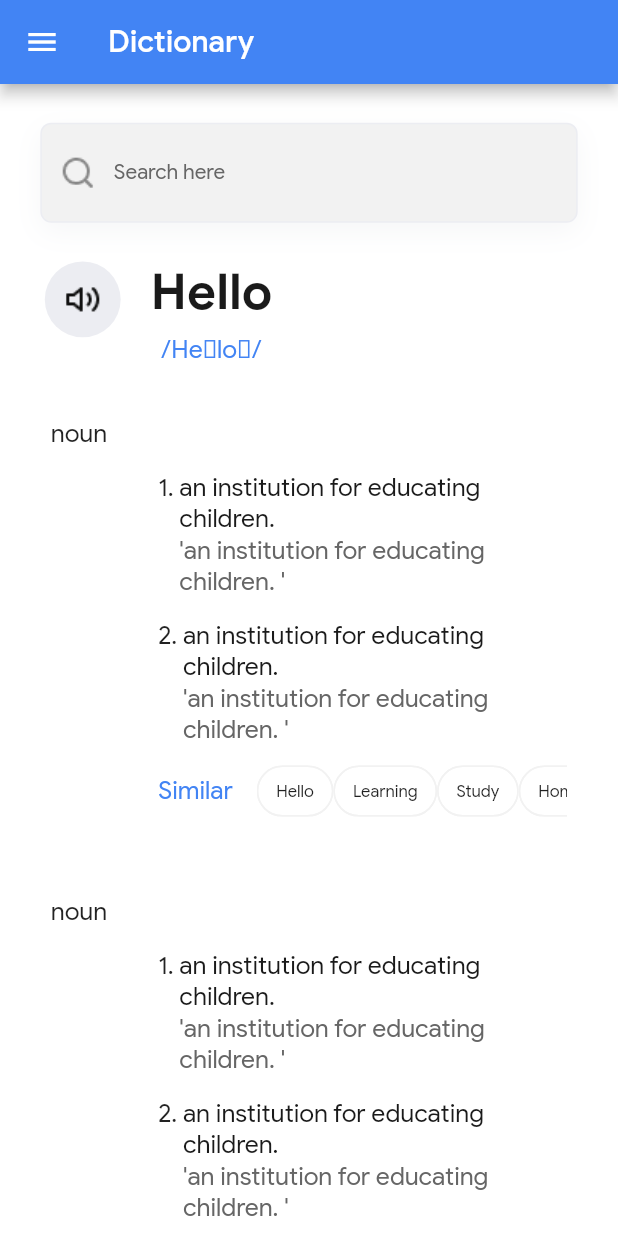
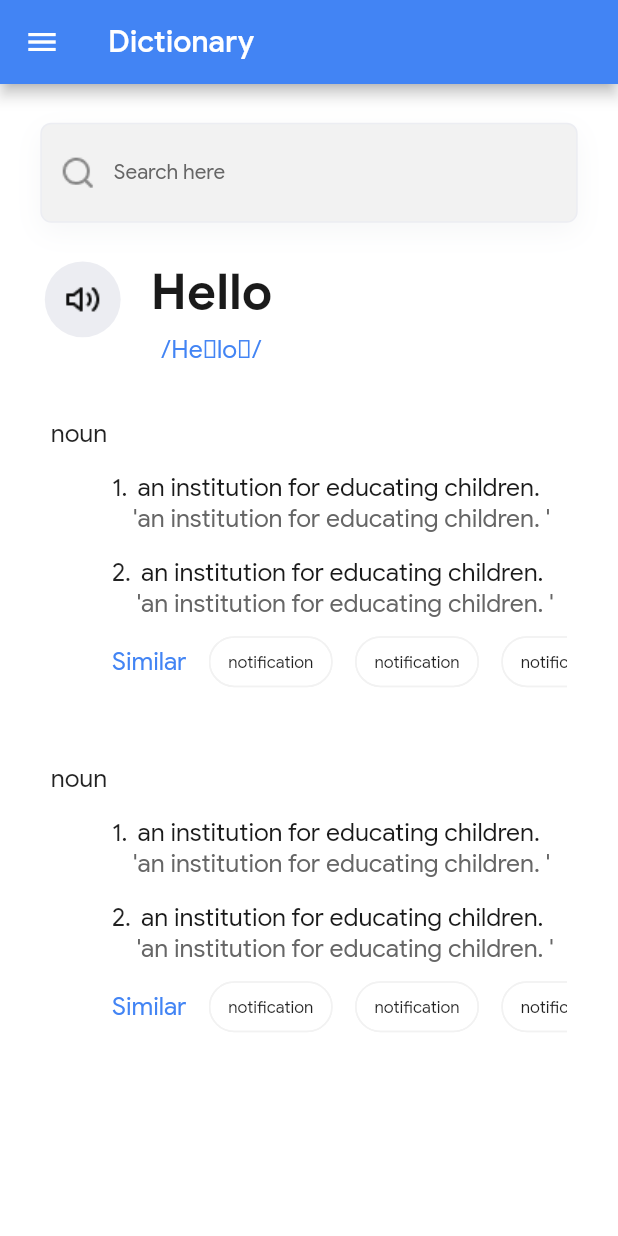
Before and after one commit to HungNM-Developer/Flutter-Study-Jam-Dictionary-App, a Flutter app: the DictionaryPage screen opened by its route, on a phone screen of 412 x 824 dp. Run offline on Flutter 3.47's test engine with Material 2 defaults, Android fonts, the light colour scheme and no system bars; our stand-ins replace flutter_screenutil.

Commit message:
clean code UI

```diff
--- a/lib/Page/Dictionary/dictionary_page.dart
+++ b/lib/Page/Dictionary/dictionary_page.dart
@@ -19,12 +19,12 @@ class _DictionaryPageState extends State<DictionaryPage> {
   Widget build(BuildContext context) {
     Size mediaQuery = MediaQuery.of(context).size;
     return Scaffold(
-      drawer: DrawerWidget(),
+      drawer: const DrawerWidget(),
       appBar: AppBar(
         backgroundColor: AppColors.primaryBuleColor,
         title: Text(
           'Dictionary',
-          style: TextStyle(color: Colors.white),
+          style: const TextStyle(color: Colors.white),
         ),
       ),
       backgroundColor: Colors.white,
@@ -47,8 +47,8 @@ class _DictionaryPageState extends State<DictionaryPage> {
               ),
               Padding(
                 padding: EdgeInsets.symmetric(horizontal: 30.w),
-                child:
-                    KeywordSearch(keyWordSearch: 'Hello', phonetic: '/Heˈloʊ/'),
+                child: const KeywordSearch(
+                    keyWordSearch: 'Hello', phonetic: '/Heˈloʊ/'),
               ),
               SizedBox(
                 height: 38.h,
--- a/lib/Page/Dictionary/widget/content_search.dart
+++ b/lib/Page/Dictionary/widget/content_search.dart
@@ -3,7 +3,7 @@ import 'package:flutter_screenutil/flutter_screenutil.dart';
 import 'package:flutter_study_jam/config/themes/app_colors.dart';
 import 'package:flutter_study_jam/page/dictionary/widget/meaning_box.dart';
 
-class ContentSearch extends StatelessWidget {
+class ContentSearch extends StatefulWidget {
   const ContentSearch(
       {Key? key,
       required this.attribute,
@@ -11,20 +11,26 @@ class ContentSearch extends StatelessWidget {
       required this.example})
       : super(key: key);
   final String attribute, explanation, example;
+
+  @override
+  State<ContentSearch> createState() => _ContentSearchState();
+}
+
+class _ContentSearchState extends State<ContentSearch> {
   @override
   Widget build(BuildContext context) {
     return Column(
       crossAxisAlignment: CrossAxisAlignment.start,
       children: [
         Text(
-          attribute,
+          widget.attribute,
           style: TextStyle(
             fontSize: 18.sp,
             fontWeight: FontWeight.w400,
           ),
         ),
         Padding(
-          padding: EdgeInsets.only(left: 72.w, bottom: 43.h),
+          padding: EdgeInsets.only(left: 41.w, bottom: 43.h),
           child: Padding(
             padding: EdgeInsets.symmetric(vertical: 8.h),
             child: Column(
@@ -32,17 +38,20 @@ class ContentSearch extends StatelessWidget {
                 ...[1, 2].map(
                   (e) => MeaningBox(
                     index: e,
-                    example: example,
-                    explanation: explanation,
+                    example: widget.example,
+                    explanation: widget.explanation,
                   ),
                 ),
-                Container(
+                SizedBox(
                   //color: Colors.cyan,
-                  height: 50.h,
-                  child: Stack(
+                  width: MediaQuery.of(context).size.width,
+                  height: 45.h,
+                  child: Row(
+                    crossAxisAlignment: CrossAxisAlignment.center,
+                    mainAxisAlignment: MainAxisAlignment.start,
                     children: [
-                      Align(
-                        alignment: Alignment.centerLeft,
+                      Padding(
+                        padding: EdgeInsets.only(right: 15.w),
                         child: Text(
                           'Similar',
                           style: TextStyle(
@@ -52,31 +61,28 @@ class ContentSearch extends StatelessWidget {
                           ),
                         ),
                       ),
-                      Padding(
-                        padding: EdgeInsets.only(left: 66.w),
-                        child: Container(
-                          width: double.infinity,
-                          height: 50.h,
-                          child: ListView(
+                      Expanded(
+                        child: ListView.builder(
                           scrollDirection: Axis.horizontal,
-                            children: [
-                              ...['Hello', 'Learning', 'Study', 'Home'].map(
-                                (e) => Chip(
+                          itemCount: 3,
+                          itemBuilder: (context, index) {
+                            return Padding(
+                              padding: EdgeInsets.only(right: 15.w),
+                              child: Chip(
                                 side: BorderSide(
                                   color: AppColors.searchBarColor,
                                 ),
                                 backgroundColor: Colors.white,
                                 label: Text(
-                                    e,
+                                  'notification',
                                   style: TextStyle(
                                     fontWeight: FontWeight.w400,
                                     fontSize: 12.sp,
                                   ),
                                 ),
                               ),
-                              ),
-                            ],
-                          ),
+                            );
+                          },
                         ),
                       ),
                     ],
```
Lines whose indentation alone changed are shown as unchanged.
